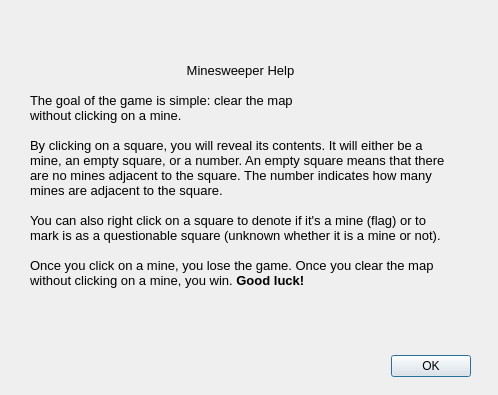
Old version of the form Minesweeper/helpwindow.ui in the repository JalPaca/Minesweeper.
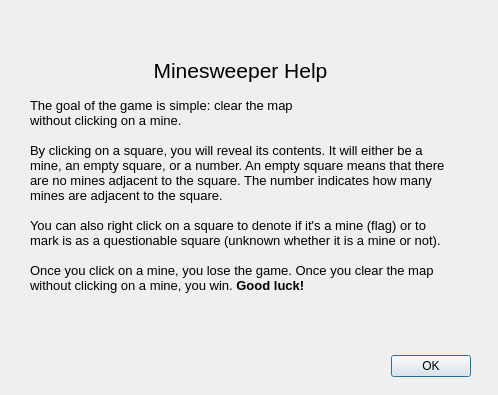
New version of the form. Icons and pictures are not drawn.

Patch:
```diff
--- a/Minesweeper/helpwindow.ui
+++ b/Minesweeper/helpwindow.ui
@@ -46,7 +46,7 @@
 &lt;html&gt;&lt;head&gt;&lt;meta name=&quot;qrichtext&quot; content=&quot;1&quot; /&gt;&lt;style type=&quot;text/css&quot;&gt;
 p, li { white-space: pre-wrap; }
 &lt;/style&gt;&lt;/head&gt;&lt;body style=&quot; font-family:'Sans'; font-size:10pt; font-weight:400; font-style:normal;&quot;&gt;
-&lt;p align=&quot;center&quot; style=&quot; margin-top:0px; margin-bottom:0px; margin-left:0px; margin-right:0px; -qt-block-indent:0; text-indent:0px;&quot;&gt;Minesweeper Help&lt;/p&gt;
+&lt;p align=&quot;center&quot; style=&quot; margin-top:0px; margin-bottom:0px; margin-left:0px; margin-right:0px; -qt-block-indent:0; text-indent:0px;&quot;&gt;&lt;span style=&quot; font-size:16pt;&quot;&gt;Minesweeper Help&lt;/span&gt;&lt;/p&gt;
 &lt;p align=&quot;center&quot; style=&quot;-qt-paragraph-type:empty; margin-top:0px; margin-bottom:0px; margin-left:0px; margin-right:0px; -qt-block-indent:0; text-indent:0px;&quot;&gt;&lt;/p&gt;
 &lt;p style=&quot; margin-top:0px; margin-bottom:0px; margin-left:0px; margin-right:0px; -qt-block-indent:0; text-indent:0px;&quot;&gt;The goal of the game is simple: clear the map&lt;/p&gt;
 &lt;p style=&quot; margin-top:0px; margin-bottom:0px; margin-left:0px; margin-right:0px; -qt-block-indent:0; text-indent:0px;&quot;&gt;without clicking on a mine.&lt;/p&gt;
```
